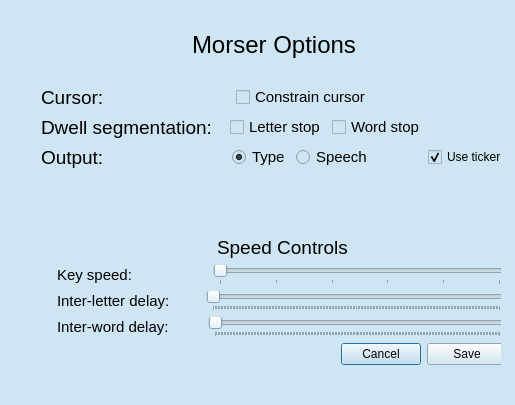
Old version of the form morseInput/src/morseInput/qt_files/morserOptions/morseroptions.ui in the repository ros-visualization/robhum_ui_utils.
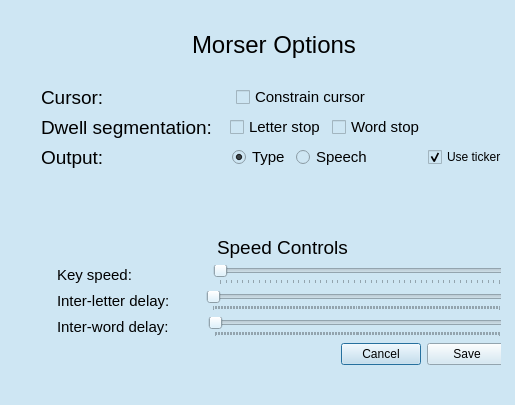
New version of the form.

Commit message: Added power button, and finished speed meter. Next: collapse speed reader. Add cursor acceleration control in options. Also in options: take out word dwell separation?

The edit to the form file:
```diff
--- a/morseInput/src/morseInput/qt_files/morserOptions/morseroptions.ui
+++ b/morseInput/src/morseInput/qt_files/morserOptions/morseroptions.ui
@@ -427,10 +427,10 @@
          <item>
           <widget class="QSlider" name="keySpeedSlider">
            <property name="minimum">
-            <number>1</number>
+            <number>10</number>
            </property>
            <property name="maximum">
-            <number>6</number>
+            <number>60</number>
            </property>
            <property name="singleStep">
             <number>1</number>
```
The commit also changes 3 other files.
